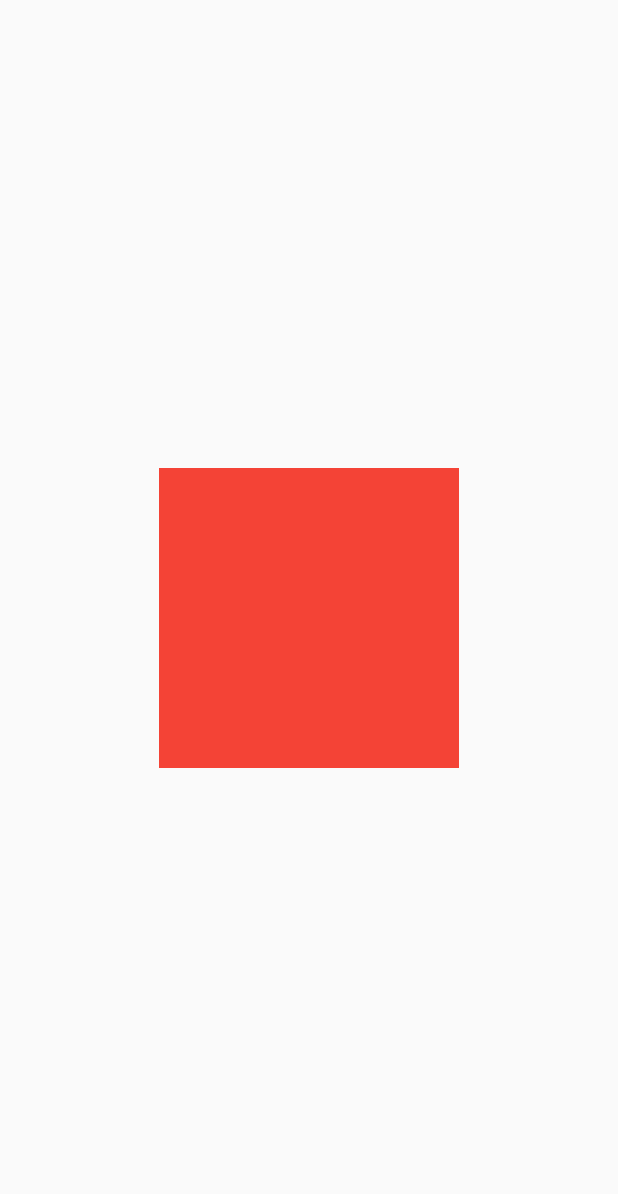
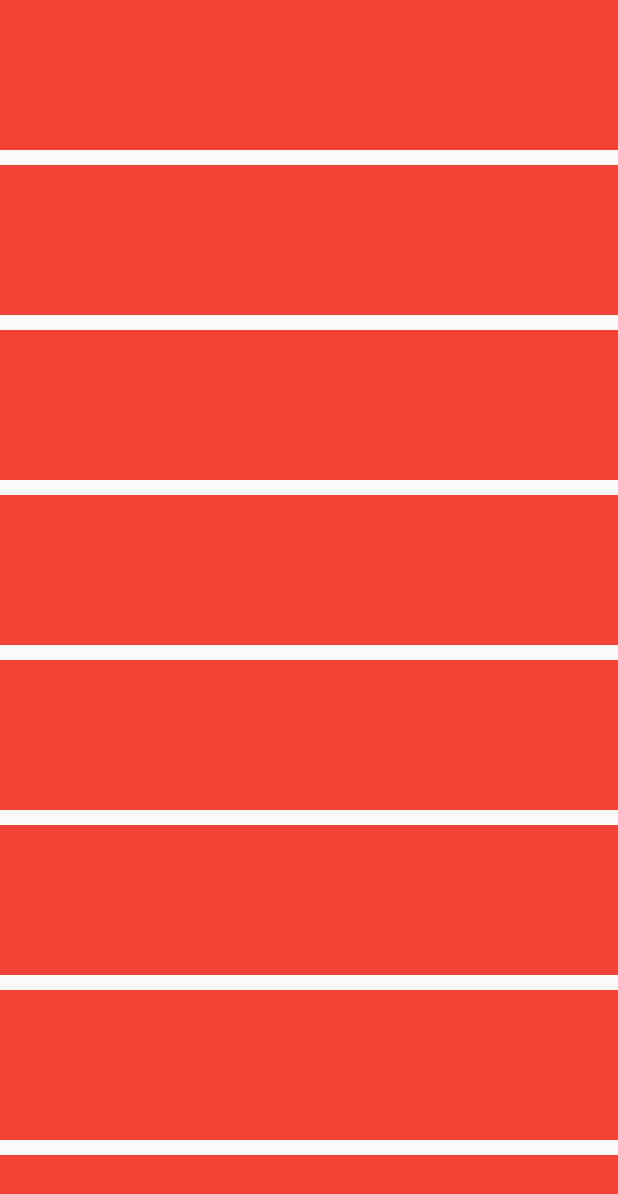
Before and after one commit to tronglv92/clear_todo, a Flutter app: the TestPage screen opened directly, on a phone screen of 412 x 824 dp. Shown: the top 1194 px of the screen. Run offline on Flutter 3.47's test engine with Material 2 defaults, Android fonts, the phone set to English and light mode, and no system bars.

Commit message:
fix some bugs

```diff
--- a/clear_todo/lib/main.dart
+++ b/clear_todo/lib/main.dart
@@ -2,7 +2,6 @@ import 'package:clear_todo/pages/test_page.dart';
 import 'package:flutter/material.dart';
 
 import 'pages/personal_list_page.dart';
-import 'pages/test/test_flip_page.dart';
 
 void main() {
   runApp(MyApp());
@@ -26,7 +25,7 @@ class MyApp extends StatelessWidget {
         // is not restarted.
         primarySwatch: Colors.blue,
       ),
-      home: PersonalListPage(),
+      home: TestPage(),
     );
   }
 }
--- a/clear_todo/lib/pages/flip_task.dart
+++ b/clear_todo/lib/pages/flip_task.dart
@@ -19,7 +19,7 @@ class FlipTask extends StatelessWidget {
     double translateZ=(-TASK_HEIGHT/2)*math.sin(rotateXTop.abs());
     double scaleFlip=500/(500-translateZ);
 
-    print("scale "+scale.toString());
+
     return Column(
       mainAxisSize: MainAxisSize.min,
       children: [
--- a/clear_todo/lib/pages/test_page.dart
+++ b/clear_todo/lib/pages/test_page.dart
@@ -1,6 +1,7 @@
 import 'package:flutter/material.dart';
 
 double _width = 400.0;
+const double HEIGHT_ITEM=100;
 class TestPage extends StatefulWidget {
   @override
   _TestPageState createState() => _TestPageState();
@@ -11,33 +12,47 @@ class _TestPageState extends State<TestPage> {
   double y = 0;
   double z = 0;
 
+  double positionY = 0;
+
   @override
   Widget build(BuildContext context) {
     return Scaffold(
-      body: Center(
-        child: Transform(
-          transform: Matrix4(
-            1,0,0,0,
-            0,1,0,0,
-            0,0,1,0.002,
-            0,0,0,1,
-          )..rotateY(y),
-          alignment: FractionalOffset.center,
-          child: GestureDetector(
-            onPanUpdate: (details) {
-              setState(() {
-                y = y - details.delta.dx / 100;
-                x = x + details.delta.dy / 100;
-              });
-            },
-            child: Container(
-              color: Colors.red,
-              height: 200.0,
-              width: 200.0,
-            ),
+      body: SafeArea(
+        child: GestureDetector(
+          onVerticalDragUpdate: (DragUpdateDetails details) {
+            print("details " + details.delta.dy.toString());
+            setState(() {
+              positionY =(positionY+ details.delta.dy).clamp(0.0, HEIGHT_ITEM);
+
+            });
+          },
+          child: Stack(
+            children: [
+              SingleChildScrollView(
+                child: Column(
+                  children: listTasks(),
+                ),
+              ),
+            ],
           ),
         ),
       ),
     );
   }
+
+  List<Widget> listTasks() {
+    List<Widget> results = [];
+    for (int i = 0; i < 30; i++) {
+      double translateY = positionY;
+      results.add(Transform.translate(
+        offset: Offset(0,translateY),
+        child: Container(
+          height: HEIGHT_ITEM,
+          color: Colors.red,
+          margin: EdgeInsets.only(bottom: 10),
+        ),
+      ));
+    }
+    return results;
+  }
 }
```
Also changed, not shown: clear_todo/lib/helper/allow_multiple_scale_recognizer.dart (added, +17 -0 lines), clear_todo/lib/models/task.dart (added, +8 -0 lines), clear_todo/lib/pages/new_task.dart (+11 -7 lines), clear_todo/lib/pages/personal_list_page.dart (+191 -79 lines), clear_todo/lib/pages/task_view.dart (renamed from clear_todo/lib/pages/task.dart, +15 -6 lines), 2 other files.
